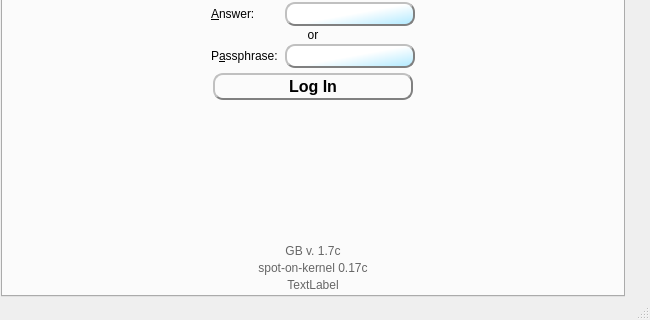
Above: GoldBug-UI/controlcenter.ui from xloem/spot-on-svn before the change; both pictures show x 0 to 650 and y 586 to 906 of the 650 by 906 pixel window. Below: the same form after it.
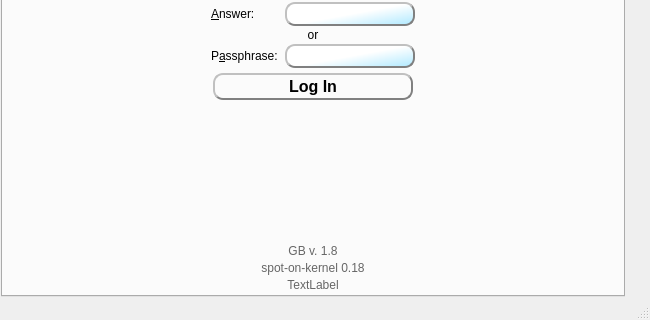
That is the form after the change. The open tabs and pages were chosen to show the change. Icons and pictures are not drawn. Custom widgets are drawn as their Qt base class.

The edit to the form file:
```diff
--- a/GoldBug-UI/controlcenter.ui
+++ b/GoldBug-UI/controlcenter.ui
@@ -10638,7 +10638,7 @@
                <string>&lt;html&gt;&lt;head/&gt;&lt;body&gt;&lt;p align=&quot;center&quot;&gt;A minimalistic &lt;br/&gt;desktop messenger GUI&lt;br/&gt;for the messaging library of&lt;br/&gt;http://spot-on.sf.net.&lt;/p&gt;&lt;/body&gt;&lt;/html&gt;</string>
               </property>
               <property name="text">
-               <string>&lt;html&gt;&lt;head/&gt;&lt;body&gt;&lt;p&gt;&lt;span style=&quot; color:#666666;&quot;&gt;GB v. 1.7c&lt;/span&gt;&lt;/p&gt;&lt;/body&gt;&lt;/html&gt;</string>
+               <string>&lt;html&gt;&lt;head/&gt;&lt;body&gt;&lt;p&gt;&lt;span style=&quot; color:#666666;&quot;&gt;GB v. 1.8&lt;/span&gt;&lt;/p&gt;&lt;/body&gt;&lt;/html&gt;</string>
               </property>
               <property name="alignment">
                <set>Qt::AlignCenter</set>
@@ -10671,7 +10671,7 @@
             <property name="text">
              <string>&lt;html&gt;&lt;head/&gt;&lt;body&gt;&lt;p&gt;&lt;a href=&quot;http://sourceforge.net/p/spot-on/code/HEAD/tree/branches/Documentation/RELEASE-NOTES&quot;&gt;
 &lt;span style=&quot; text-decoration: none; color:#666666;&quot;&gt;
-spot-on-kernel&lt;/span&gt;&lt;/a&gt;&lt;span style=&quot; color:#666666;&quot;&gt; 0.17c&lt;/span&gt;&lt;/p&gt;&lt;/body&gt;&lt;/html&gt;</string>
+spot-on-kernel&lt;/span&gt;&lt;/a&gt;&lt;span style=&quot; color:#666666;&quot;&gt; 0.18&lt;/span&gt;&lt;/p&gt;&lt;/body&gt;&lt;/html&gt;</string>
             </property>
             <property name="alignment">
              <set>Qt::AlignCenter</set>
```
